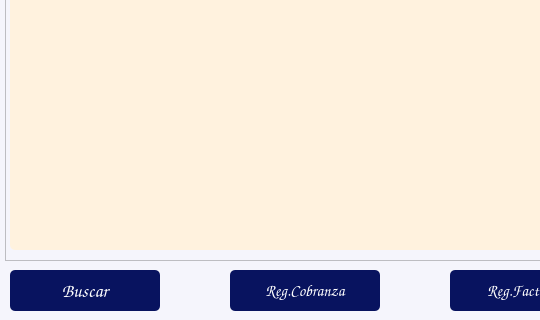
The window that gui/formPrincipalAC.ui (alucard8130/app_gest_adm.v1_exe) describes before a commit, drawn with Qt 5; both pictures show x 0 to 540 and y 230 to 550 of the 1024 by 550 pixel window.
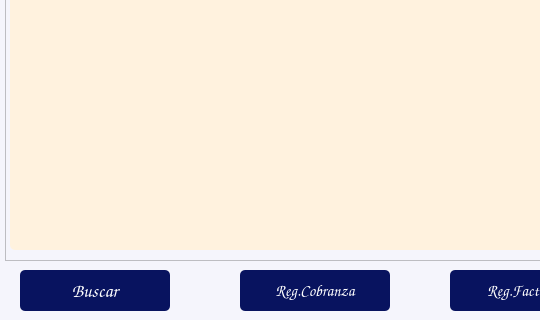
The same window after the commit. Icons and pictures are not drawn.

The edit to the form file:
```diff
--- a/gui/formPrincipalAC.ui
+++ b/gui/formPrincipalAC.ui
@@ -110,7 +110,7 @@
   <widget class="QPushButton" name="btnBuscar">
    <property name="geometry">
     <rect>
-     <x>10</x>
+     <x>20</x>
      <y>500</y>
      <width>150</width>
      <height>41</height>
@@ -145,7 +145,7 @@
   <widget class="QPushButton" name="btnRegCob">
    <property name="geometry">
     <rect>
-     <x>230</x>
+     <x>240</x>
      <y>500</y>
      <width>150</width>
      <height>41</height>
```
